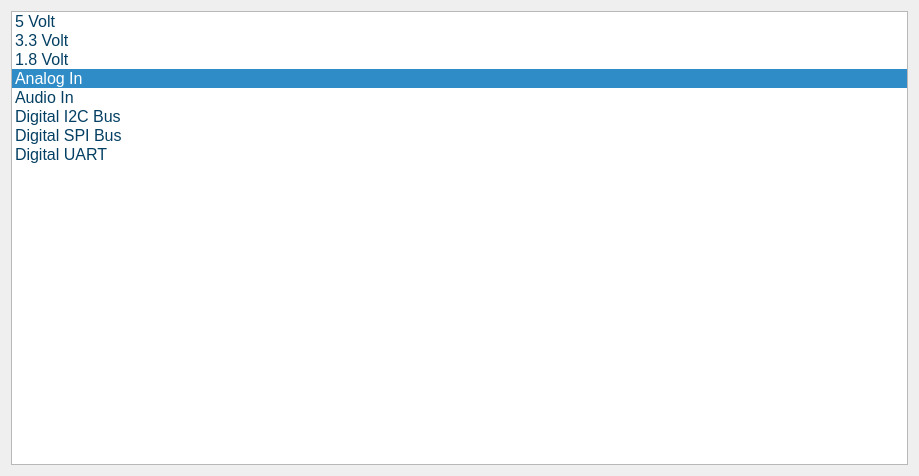
Old version of the form gui/qtdesigner/InputWidget.ui in the repository wyattduber/CyDAQ.
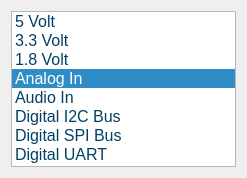
New version of the form.

Diff of the .ui file:
```diff
--- a/gui/qtdesigner/InputWidget.ui
+++ b/gui/qtdesigner/InputWidget.ui
@@ -6,8 +6,8 @@
    <rect>
     <x>0</x>
     <y>0</y>
-    <width>919</width>
-    <height>476</height>
+    <width>247</width>
+    <height>178</height>
    </rect>
   </property>
   <property name="windowTitle">
@@ -24,6 +24,12 @@
   <layout class="QHBoxLayout" name="horizontalLayout">
    <item>
     <widget class="QListWidget" name="input_list">
+     <property name="maximumSize">
+      <size>
+       <width>16777215</width>
+       <height>300</height>
+      </size>
+     </property>
      <property name="tabKeyNavigation">
       <bool>true</bool>
      </property>
```
